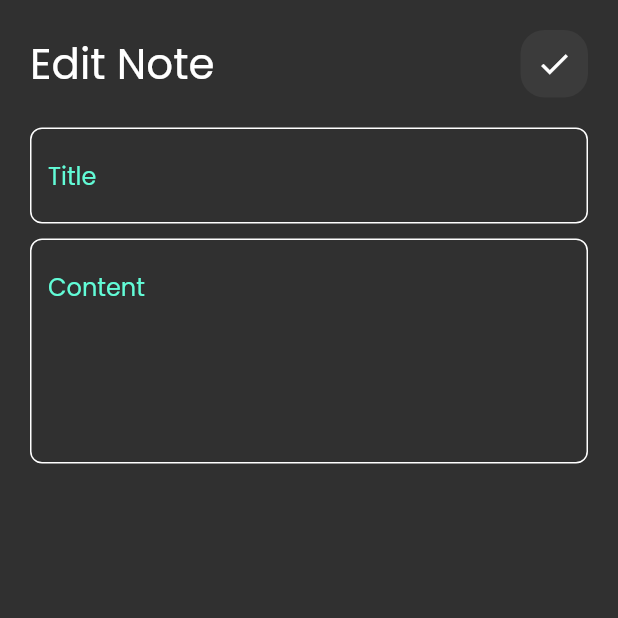
After one commit to mahmoudradwan11/Notes_App, a Flutter app: the screen it shows after launch, after a tap on "Flutter Tips", on a phone screen of 412 x 824 dp, the top half of it. The commit adds this screen. Run offline on Flutter 3.47's test engine with Material 2 defaults, Android fonts, the phone set to English and light mode, and no system bars; our stand-ins replace font_awesome_flutter, hexcolor.

Commit message:
create EditNote View

```diff
--- /dev/null
+++ b/lib/views/edit_view.dart
@@ -0,0 +1,13 @@
+import 'package:flutter/material.dart';
+import 'package:notes/views/widgets/edit_note_view_body.dart';
+
+class EditNoteView extends StatelessWidget {
+  const EditNoteView({Key? key}) : super(key: key);
+
+  @override
+  Widget build(BuildContext context) {
+    return const Scaffold(
+      body: EditNoteViewBody(),
+    );
+  }
+}
--- a/lib/views/widgets/custom_app_bar.dart
+++ b/lib/views/widgets/custom_app_bar.dart
@@ -2,17 +2,23 @@ import 'package:flutter/material.dart';
 import 'package:notes/views/widgets/custom_search_icon.dart';
 
 class CustomAppBar extends StatelessWidget {
-  String appBarText;
-  CustomAppBar({Key? key,required this.appBarText}) : super(key: key);
-
+  final String appBarText;
+  final IconData icon;
+  const CustomAppBar({Key? key, required this.appBarText, required this.icon})
+      : super(key: key);
   @override
   Widget build(BuildContext context) {
-    return  Row(
+    return Row(
       children: [
-        Text(appBarText,style:const TextStyle(fontSize: 28,),),
-        Spacer(),
-        CustomSearchIcon(),
-    ],
+        Text(
+          appBarText,
+          style: const TextStyle(
+            fontSize: 28,
+          ),
+        ),
+        const Spacer(),
+        CustomSearchIcon(icon: icon),
+      ],
     );
   }
 }
--- a/lib/views/widgets/custom_note_item.dart
+++ b/lib/views/widgets/custom_note_item.dart
@@ -1,6 +1,7 @@
 import 'package:flutter/material.dart';
 import 'package:font_awesome_flutter/font_awesome_flutter.dart';
 import 'package:hexcolor/hexcolor.dart';
+import 'package:notes/views/edit_view.dart';
 
 class CustomNoteItem extends StatelessWidget {
   const CustomNoteItem({Key? key}) : super(key: key);
@@ -9,10 +10,16 @@ class CustomNoteItem extends StatelessWidget {
   Widget build(BuildContext context) {
     return Padding(
       padding: const EdgeInsets.all(10.0),
+      child: InkWell(
+        onTap: () {
+          Navigator.push(context,
+              MaterialPageRoute(builder: (context) => const EditNoteView()));
+        },
         child: Container(
           padding: const EdgeInsets.only(top: 24, bottom: 24, left: 10),
           decoration: BoxDecoration(
-            color: HexColor('FFCC80'), borderRadius: BorderRadius.circular(16)),
+              color: HexColor('FFCC80'),
+              borderRadius: BorderRadius.circular(16)),
           child: Column(
             crossAxisAlignment: CrossAxisAlignment.end,
             children: [
@@ -30,7 +37,7 @@ class CustomNoteItem extends StatelessWidget {
                   ),
                 ),
                 trailing: IconButton(
-                onPressed: (){
+                  onPressed: () {
                     print('Passed');
                   },
                   icon: const Icon(
@@ -51,6 +58,7 @@ class CustomNoteItem extends StatelessWidget {
             ],
           ),
         ),
+      ),
     );
   }
 }
--- a/lib/views/widgets/custom_search_icon.dart
+++ b/lib/views/widgets/custom_search_icon.dart
@@ -1,8 +1,8 @@
 import 'package:flutter/material.dart';
 
 class CustomSearchIcon extends StatelessWidget {
-  const CustomSearchIcon({Key? key}) : super(key: key);
-
+  const CustomSearchIcon({Key? key, required this.icon}) : super(key: key);
+  final IconData icon;
   @override
   Widget build(BuildContext context) {
     return Container(
@@ -12,7 +12,12 @@ class CustomSearchIcon extends StatelessWidget {
       ),
       height: 45,
       width: 45,
-      child: const Center(child: Icon(Icons.search,color: Colors.white,),),
+      child: Center(
+        child: Icon(
+          icon,
+          color: Colors.white,
+        ),
+      ),
     );
   }
 }
--- /dev/null
+++ b/lib/views/widgets/edit_note_view_body.dart
@@ -0,0 +1,30 @@
+import 'package:flutter/material.dart';
+import 'package:notes/views/widgets/custom_app_bar.dart';
+import 'package:notes/views/widgets/custom_text_feild.dart';
+
+class EditNoteViewBody extends StatelessWidget {
+  const EditNoteViewBody({Key? key}) : super(key: key);
+
+  @override
+  Widget build(BuildContext context) {
+    return const Padding(
+      padding:  EdgeInsets.all(20.0),
+      child: Column(
+        children: [
+          CustomAppBar(
+            appBarText: 'Edit Note',
+            icon: Icons.check,
+          ),
+           SizedBox(
+            height: 20,
+          ),
+           CustomTextFiled(hintText: 'Title'),
+           SizedBox(
+            height: 10,
+          ),
+           CustomTextFiled(hintText: 'Content', maxLines: 5),
+        ],
+      ),
+    );
+  }
+}
--- a/lib/views/widgets/notes_view_body.dart
+++ b/lib/views/widgets/notes_view_body.dart
@@ -10,12 +10,14 @@ class NotesViewBody extends StatelessWidget {
   Widget build(BuildContext context) {
     return SingleChildScrollView(
       child: Padding(
-        padding: const EdgeInsets.symmetric(horizontal: 24,),
+        padding: const EdgeInsets.symmetric(
+          horizontal: 24,
+        ),
         child: Column(
-          children:[
+          children: [
             Padding(
-              padding: const EdgeInsets.only(top: 40,left: 10,right: 10),
-              child: CustomAppBar(appBarText: 'Notes',),
+              padding: const EdgeInsets.only(top: 40, left: 10, right: 10),
+              child: CustomAppBar(appBarText: 'Notes', icon: Icons.search),
             ),
             const NotesListView(),
           ],
```
Also changed, not shown: lib/main.dart (+4 -5 lines), lib/views/widgets/custom_notes_ListView.dart (+4 -3 lines). Lines whose indentation alone changed are shown as unchanged.
